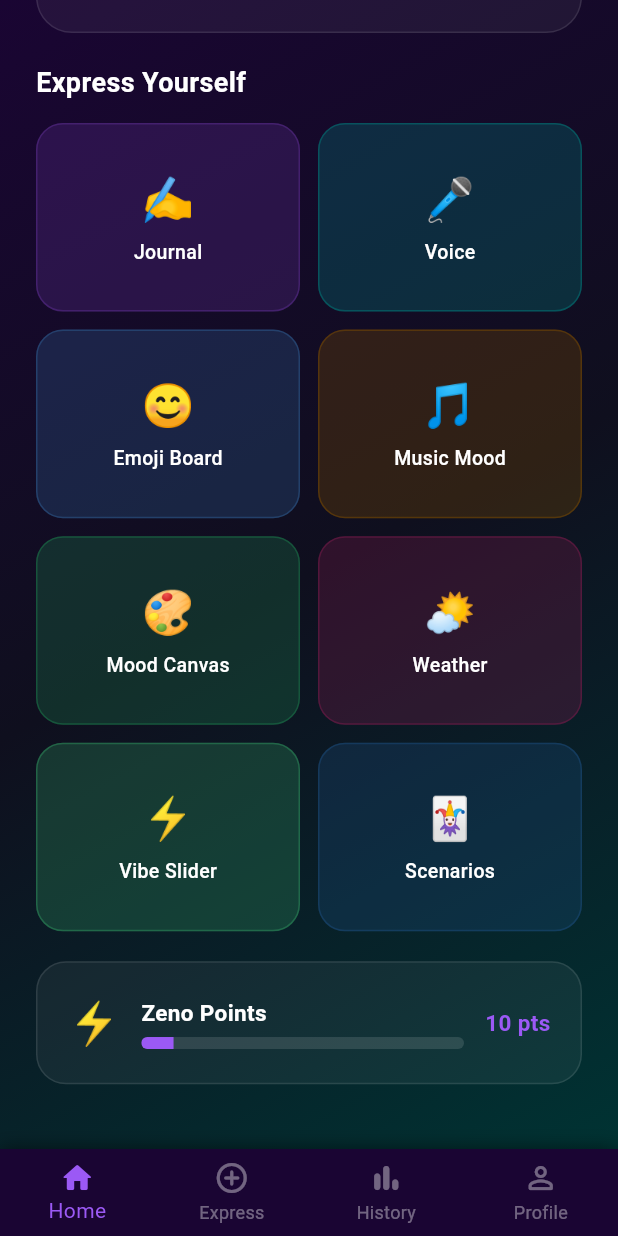
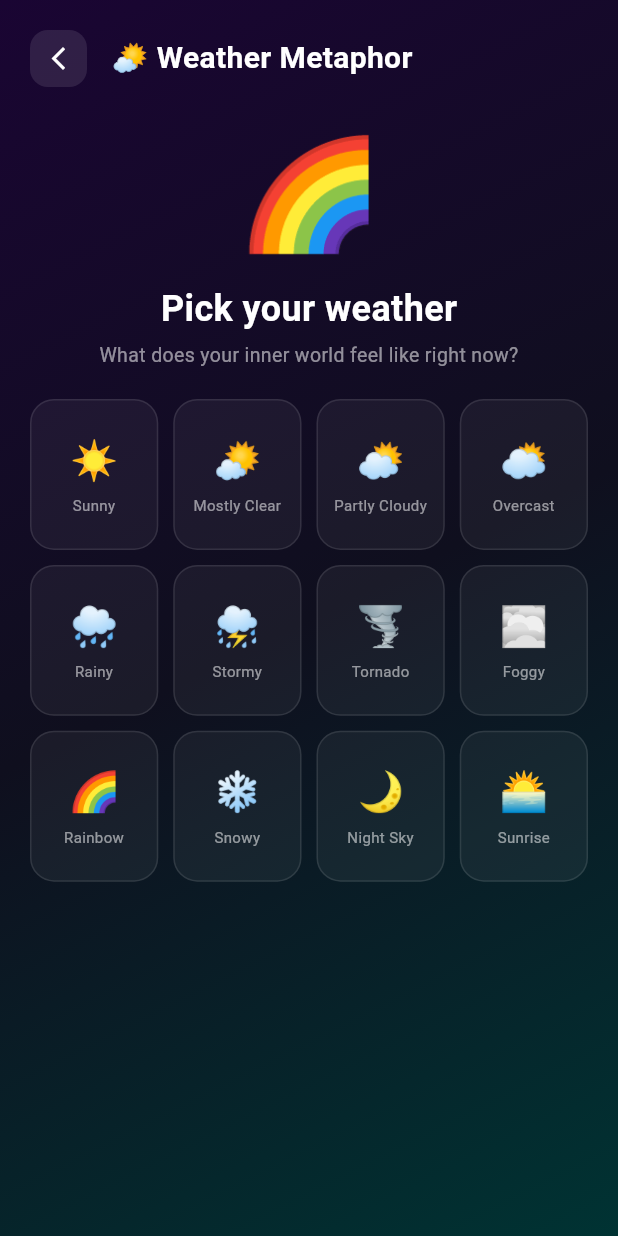
Before and after one commit to Beast93489/Zenora, a Flutter app: the screen it shows after launch, scrolled down 273 dp, after a tap on "🌤️", on a phone screen of 412 x 824 dp. Run offline on Flutter 3.47's test engine with Material 3 defaults, Android fonts, the phone set to English and light mode, and no system bars; our stand-ins replace google_generative_ai; Roboto replaces fonts that are missing (Arial).

Commit message:
Add Weather Metaphor screen with 12 weather types

```diff
--- a/lib/main.dart
+++ b/lib/main.dart
@@ -4,6 +4,7 @@ import 'mood_history_screen.dart';
 import 'emoji_board_screen.dart';
 import 'vibe_slider_screen.dart';
 import 'profile_screen.dart';
+import 'weather_metaphor_screen.dart';
 
 void main() {
   runApp(const ZenoraApp());
@@ -405,7 +406,15 @@ class HomeScreen extends StatelessWidget {
 ),
                     _ModeCard(emoji: '🎵', title: 'Music Mood', color: const Color(0xFF7A4A00)),
                     _ModeCard(emoji: '🎨', title: 'Mood Canvas', color: const Color(0xFF1A7A4A)),
-                    _ModeCard(emoji: '🌤️', title: 'Weather', color: const Color(0xFF7A1A4A)),
+                    _ModeCard(
+  emoji: '🌤️',
+  title: 'Weather Metaphor',
+  color: const Color(0xFF2D6091),
+  onTap: () => Navigator.push(
+    context,
+    MaterialPageRoute(builder: (_) => const WeatherMetaphorScreen()),
+  ),
+),
                     _ModeCard(
   emoji: '⚡',
   title: 'Vibe Slider',
--- /dev/null
+++ b/lib/weather_metaphor_screen.dart
@@ -0,0 +1,470 @@
+import 'package:flutter/material.dart';
+import 'package:flutter/services.dart';
+
+class WeatherMetaphorScreen extends StatefulWidget {
+  const WeatherMetaphorScreen({super.key});
+
+  @override
+  State<WeatherMetaphorScreen> createState() => _WeatherMetaphorScreenState();
+}
+
+class _WeatherMetaphorScreenState extends State<WeatherMetaphorScreen>
+    with TickerProviderStateMixin {
+  int? _selectedIndex;
+  bool _submitted = false;
+  late AnimationController _bgController;
+  late AnimationController _resultController;
+  late Animation<double> _resultAnimation;
+
+  final List<Map<String, dynamic>> _weathers = [
+    {
+      'emoji': '☀️',
+      'label': 'Sunny',
+      'desc': 'Clear skies, full of energy',
+      'emotion': 'joy',
+      'emotionLabel': 'Joyful',
+      'color': Color(0xFFFFB800),
+      'bgColors': [Color(0xFF3D2800), Color(0xFF1A1000), Color(0xFF0F0F1E)],
+      'response': "You\'re radiating sunshine today! ☀️ That positive energy is contagious — share it with someone around you and make their day brighter too!",
+    },
+    {
+      'emoji': '🌤️',
+      'label': 'Mostly Clear',
+      'desc': 'Bright with a few clouds',
+      'emotion': 'joy',
+      'emotionLabel': 'Content',
+      'color': Color(0xFFFFD166),
+      'bgColors': [Color(0xFF2D2200), Color(0xFF1A1500), Color(0xFF0F0F1E)],
+      'response': "Mostly clear skies ahead! 🌤️ Life feels balanced and good right now — enjoy this calm, positive headspace while it lasts.",
+    },
+    {
+      'emoji': '⛅',
+      'label': 'Partly Cloudy',
+      'desc': 'Mixed feelings today',
+      'emotion': 'neutral',
+      'emotionLabel': 'Neutral',
+      'color': Color(0xFF95A5A6),
+      'bgColors': [Color(0xFF1A2030), Color(0xFF0F1520), Color(0xFF0F0F1E)],
+      'response': "Mixed skies, mixed feelings — that\'s perfectly human. ⛅ Not every day is sunshine, and that\'s okay. Just go with the flow today.",
+    },
+    {
+      'emoji': '🌥️',
+      'label': 'Overcast',
+      'desc': 'Heavy and grey inside',
+      'emotion': 'sadness',
+      'emotionLabel': 'Low',
+      'color': Color(0xFF7F8C8D),
+      'bgColors': [Color(0xFF151A20), Color(0xFF0F1218), Color(0xFF0F0F1E)],
+      'response': "Grey skies can feel heavy. 🌥️ It\'s okay to have a quiet, low-energy day. Be kind to yourself — rest is productive too.",
+    },
+    {
+      'emoji': '🌧️',
+      'label': 'Rainy',
+      'desc': 'Feeling a bit down',
+      'emotion': 'sadness',
+      'emotionLabel': 'Sad',
+      'color': Color(0xFF4A90D9),
+      'bgColors': [Color(0xFF0A1520), Color(0xFF081018), Color(0xFF0F0F1E)],
+      'response': "Rain has its own kind of beauty — it cleans and renews. 🌧️ Let yourself feel this. Reach out to someone you trust today, you don\'t have to weather this alone.",
+    },
+    {
+      'emoji': '⛈️',
+      'label': 'Stormy',
+      'desc': 'Everything feels intense',
+      'emotion': 'anger',
+      'emotionLabel': 'Angry',
+      'color': Color(0xFFE74C3C),
+      'bgColors': [Color(0xFF200808), Color(0xFF150505), Color(0xFF0F0F1E)],
+      'response': "Storms are powerful but temporary. ⛈️ Take a few deep breaths — in for 4, hold for 4, out for 4. This intensity will pass, I promise.",
+    },
+    {
+      'emoji': '🌪️',
+      'label': 'Tornado',
+      'desc': 'Completely overwhelmed',
+      'emotion': 'fear',
+      'emotionLabel': 'Anxious',
+      'color': Color(0xFF9B59B6),
+      'bgColors': [Color(0xFF1A0533), Color(0xFF120022), Color(0xFF0F0F1E)],
+      'response': "When everything spins, find one thing to anchor to. 🌪️ Name 5 things you can see right now. Breathe. You\'ve survived every storm so far — this one too.",
+    },
+    {
+      'emoji': '🌫️',
+      'label': 'Foggy',
+      'desc': "Can't see the way forward",
+      'emotion': 'fear',
+      'emotionLabel': 'Confused',
+      'color': Color(0xFFBDC3C7),
+      'bgColors': [Color(0xFF1A1A2E), Color(0xFF10101E), Color(0xFF0F0F1E)],
+      'response': "Fog makes it hard to see — but the path is still there. 🌫️ You don\'t need to see the whole road, just the next step. What\'s one small thing you can do right now?",
+    },
+    {
+      'emoji': '🌈',
+      'label': 'Rainbow',
+      'desc': 'After the storm — hopeful!',
+      'emotion': 'joy',
+      'emotionLabel': 'Hopeful',
+      'color': Color(0xFF00B4B4),
+      'bgColors': [Color(0xFF003333), Color(0xFF001A1A), Color(0xFF0F0F1E)],
+      'response': "Rainbows only come after rain — and you\'re here for it! 🌈 Something good is on the horizon. Keep that hopeful energy close, it\'ll carry you far.",
+    },
+    {
+      'emoji': '❄️',
+      'label': 'Snowy',
+      'desc': 'Quiet, still, numb inside',
+      'emotion': 'sadness',
+      'emotionLabel': 'Numb',
+      'color': Color(0xFFAED6F1),
+      'bgColors': [Color(0xFF0A1520), Color(0xFF060E18), Color(0xFF0F0F1E)],
+      'response': "Sometimes we go numb — it\'s the mind\'s way of protecting itself. ❄️ That\'s okay. Wrap yourself in something warm today, literally or figuratively. You matter.",
+    },
+    {
+      'emoji': '🌙',
+      'label': 'Night Sky',
+      'desc': 'Calm, reflective, at peace',
+      'emotion': 'neutral',
+      'emotionLabel': 'Peaceful',
+      'color': Color(0xFF9B59F5),
+      'bgColors': [Color(0xFF0D0030), Color(0xFF080020), Color(0xFF0F0F1E)],
+      'response': "Still nights are for deep thoughts. 🌙 There\'s something beautiful about sitting quietly with yourself. Reflect, rest, and let the world be still for a moment.",
+    },
+    {
+      'emoji': '🌅',
+      'label': 'Sunrise',
+      'desc': 'A fresh new beginning',
+      'emotion': 'joy',
+      'emotionLabel': 'Renewed',
+      'color': Color(0xFFFF6B35),
+      'bgColors': [Color(0xFF3D1500), Color(0xFF200C00), Color(0xFF0F0F1E)],
+      'response': "Every sunrise is a second chance. 🌅 Something feels fresh and new today — lean into that energy and start something you\'ve been putting off. Today is the day!",
+    },
+  ];
+
+  Map<String, dynamic>? get _selected =>
+      _selectedIndex != null ? _weathers[_selectedIndex!] : null;
+
+  @override
+  void initState() {
+    super.initState();
+    _bgController = AnimationController(
+      vsync: this, duration: const Duration(milliseconds: 500));
+    _resultController = AnimationController(
+      vsync: this, duration: const Duration(milliseconds: 600));
+    _resultAnimation = CurvedAnimation(
+      parent: _resultController, curve: Curves.easeOutBack);
+  }
+
+  @override
+  void dispose() {
+    _bgController.dispose();
+    _resultController.dispose();
+    super.dispose();
+  }
+
+  void _selectWeather(int index) {
+    HapticFeedback.selectionClick();
+    setState(() {
+      _selectedIndex = index;
+      _submitted = false;
+    });
+    _resultController.reset();
+  }
+
+  void _submit() async {
+    if (_selectedIndex == null) return;
+    HapticFeedback.mediumImpact();
+    setState(() => _submitted = true);
+    _resultController.forward();
+  }
+
+  void _reset() {
+    _resultController.reverse().then((_) {
+      if (!mounted) return;
+      setState(() {
+        _selectedIndex = null;
+        _submitted = false;
+      });
+    });
+  }
+
+  @override
+  Widget build(BuildContext context) {
+    final sel = _selected;
+    final bgColors = sel != null
+        ? sel['bgColors'] as List<Color>
+        : [Color(0xFF1A0533), Color(0xFF0F0F1E), Color(0xFF003333)];
+
+    return Scaffold(
+      body: AnimatedContainer(
+        duration: const Duration(milliseconds: 500),
+        decoration: BoxDecoration(
+          gradient: LinearGradient(
+            begin: Alignment.topLeft, end: Alignment.bottomRight,
+            colors: bgColors,
+          ),
+        ),
+        child: SafeArea(
+          child: Column(children: [
+            // Header
+            Padding(
+              padding: const EdgeInsets.all(20),
+              child: Row(children: [
+                GestureDetector(
+                  onTap: () => Navigator.pop(context),
+                  child: Container(
+                    padding: const EdgeInsets.all(10),
+                    decoration: BoxDecoration(
+                      color: Color(0x1AFFFFFF),
+                      borderRadius: BorderRadius.circular(12),
+                    ),
+                    child: const Icon(Icons.arrow_back_ios_new,
+                        color: Colors.white, size: 18),
+                  ),
+                ),
+                const SizedBox(width: 16),
+                const Text('🌤️ Weather Metaphor',
+                    style: TextStyle(color: Colors.white,
+                        fontSize: 20, fontWeight: FontWeight.bold)),
+              ]),
+            ),
+
+            Expanded(
+              child: _submitted && sel != null
+                  ? _buildResult(sel)
+                  : _buildPicker(),
+            ),
+          ]),
+        ),
+      ),
+    );
+  }
+
+  Widget _buildPicker() {
+    return Column(children: [
+      // Instruction
+      Padding(
+        padding: const EdgeInsets.symmetric(horizontal: 24),
+        child: Column(children: [
+          Text(
+            _selected != null
+                ? (_selected!['emoji'] as String)
+                : '🌈',
+            style: const TextStyle(fontSize: 72),
+          ),
+          const SizedBox(height: 8),
+          Text(
+            _selected != null
+                ? (_selected!['label'] as String)
+                : 'Pick your weather',
+            style: TextStyle(
+              color: _selected != null
+                  ? (_selected!['color'] as Color)
+                  : Colors.white,
+              fontSize: 24,
+              fontWeight: FontWeight.bold,
+            ),
+          ),
+          const SizedBox(height: 4),
+          Text(
+            _selected != null
+                ? (_selected!['desc'] as String)
+                : 'What does your inner world feel like right now?',
+            style: const TextStyle(color: Colors.white54, fontSize: 13),
+            textAlign: TextAlign.center,
+          ),
+        ]),
+      ),
+
+      const SizedBox(height: 20),
+
+      // Weather grid
+      Expanded(
+        child: GridView.builder(
+          padding: const EdgeInsets.symmetric(horizontal: 20),
+          gridDelegate: const SliverGridDelegateWithFixedCrossAxisCount(
+            crossAxisCount: 4,
+            crossAxisSpacing: 10,
+            mainAxisSpacing: 10,
+            childAspectRatio: 0.85,
+          ),
+          itemCount: _weathers.length,
+          itemBuilder: (_, i) {
+            final w = _weathers[i];
+            final isSelected = _selectedIndex == i;
+            final color = w['color'] as Color;
+            return GestureDetector(
+              onTap: () => _selectWeather(i),
+              child: AnimatedContainer(
+                duration: const Duration(milliseconds: 200),
+                decoration: BoxDecoration(
+                  color: isSelected
+                      ? color.withValues(alpha: 0.25)
+                      : Color(0x0DFFFFFF),
+                  borderRadius: BorderRadius.circular(16),
+                  border: Border.all(
+                    color: isSelected ? color : Color(0x1AFFFFFF),
+                    width: isSelected ? 2 : 1,
+                  ),
+                ),
+                child: Column(
+                    mainAxisAlignment: MainAxisAlignment.center,
+                    children: [
+                      Text(w['emoji'] as String,
+                          style: TextStyle(
+                              fontSize: isSelected ? 30 : 26)),
+                      const SizedBox(height: 4),
+                      Text(w['label'] as String,
+                          style: TextStyle(
+                            color: isSelected ? color : Colors.white54,
+                            fontSize: 10,
+                            fontWeight: isSelected
+                                ? FontWeight.bold
+                                : FontWeight.normal,
+                          ),
+                          textAlign: TextAlign.center),
+                    ]),
+              ),
+            );
+          },
+        ),
+      ),
+
+      // Submit button
+      if (_selectedIndex != null)
+        Padding(
+          padding: const EdgeInsets.all(20),
+          child: SizedBox(
+            width: double.infinity,
+            child: GestureDetector(
+              onTap: _submit,
+              child: Container(
+                padding: const EdgeInsets.symmetric(vertical: 16),
+                decoration: BoxDecoration(
+                  gradient: LinearGradient(colors: [
+                    (_selected!['color'] as Color),
+                    (_selected!['color'] as Color).withValues(alpha: 0.6),
+                  ]),
+                  borderRadius: BorderRadius.circular(18),
+                  boxShadow: [
+                    BoxShadow(
+                      color: (_selected!['color'] as Color).withValues(alpha: 0.4),
+                      blurRadius: 20, offset: const Offset(0, 8),
+                    ),
+                  ],
+                ),
+                child: const Center(
+                  child: Text('This is my weather ✨',
+                      style: TextStyle(color: Colors.white,
+                          fontSize: 16, fontWeight: FontWeight.bold)),
+                ),
+              ),
+            ),
+          ),
+        ),
+    ]);
+  }
+
+  Widget _buildResult(Map<String, dynamic> sel) {
+    final color = sel['color'] as Color;
+    return ScaleTransition(
+      scale: _resultAnimation,
+      child: SingleChildScrollView(
+        padding: const EdgeInsets.all(28),
+        child: Column(
+          mainAxisAlignment: MainAxisAlignment.center,
+          children: [
+            const SizedBox(height: 16),
+            Text(sel['emoji'] as String,
+                style: const TextStyle(fontSize: 90)),
+            const SizedBox(height: 16),
+            Text(
+              sel['label'] as String,
+              style: TextStyle(
+                  color: color, fontSize: 32, fontWeight: FontWeight.bold),
+            ),
+            const SizedBox(height: 4),
+            Container(
+              padding: const EdgeInsets.symmetric(horizontal: 14, vertical: 6),
+              decoration: BoxDecoration(
+                color: color.withValues(alpha: 0.15),
+                borderRadius: BorderRadius.circular(20),
+                border: Border.all(color: color.withValues(alpha: 0.4)),
+              ),
+              child: Text(
+                'Feeling ${sel['emotionLabel']}',
+                style: TextStyle(color: color, fontSize: 13,
+                    fontWeight: FontWeight.bold),
+              ),
+            ),
+            const SizedBox(height: 28),
+            Container(
+              width: double.infinity,
+              padding: const EdgeInsets.all(22),
+              decoration: BoxDecoration(
+                color: color.withValues(alpha: 0.1),
+                borderRadius: BorderRadius.circular(20),
+                border: Border.all(color: color.withValues(alpha: 0.3)),
+              ),
+              child: Text(
+                sel['response'] as String,
+                textAlign: TextAlign.center,
+                style: const TextStyle(
+                    color: Colors.white70, fontSize: 15, height: 1.6),
+              ),
+            ),
+            const SizedBox(height: 20),
+            Container(
+              padding: const EdgeInsets.symmetric(horizontal: 20, vertical: 10),
+              decoration: BoxDecoration(
+                color: Color(0x1A9B59F5),
+                borderRadius: BorderRadius.circular(20),
+              ),
+              child: const Text('⚡ +5 Zeno Points earned!',
+                  style: TextStyle(color: Color(0xFF9B59F5),
+                      fontWeight: FontWeight.bold, fontSize: 14)),
+            ),
+            const SizedBox(height: 28),
+            Row(children: [
+              Expanded(
+                child: GestureDetector(
+                  onTap: _reset,
+                  child: Container(
+                    padding: const EdgeInsets.symmetric(vertical: 16),
+                    decoration: BoxDecoration(
+                      color: Color(0x1AFFFFFF),
+                      borderRadius: BorderRadius.circular(16),
+                      border: Border.all(color: Color(0x33FFFFFF)),
+                    ),
+                    child: const Center(
+                      child: Text('🔄  Try Again',
+                          style: TextStyle(color: Colors.white70,
+                              fontWeight: FontWeight.bold)),
+                    ),
+                  ),
+                ),
+              ),
+              const SizedBox(width: 12),
+              Expanded(
+                child: GestureDetector(
+                  onTap: () => Navigator.pop(context),
+                  child: Container(
+                    padding: const EdgeInsets.symmetric(vertical: 16),
+                    decoration: BoxDecoration(
+                      gradient: LinearGradient(
+                          colors: [color, color.withValues(alpha: 0.6)]),
+                      borderRadius: BorderRadius.circular(16),
+                    ),
+                    child: const Center(
+                      child: Text('🏠  Home',
+                          style: TextStyle(color: Colors.white,
+                              fontWeight: FontWeight.bold)),
+                    ),
+                  ),
+                ),
+              ),
+            ]),
+          ],
+        ),
+      ),
+    );
+  }
+}
```
